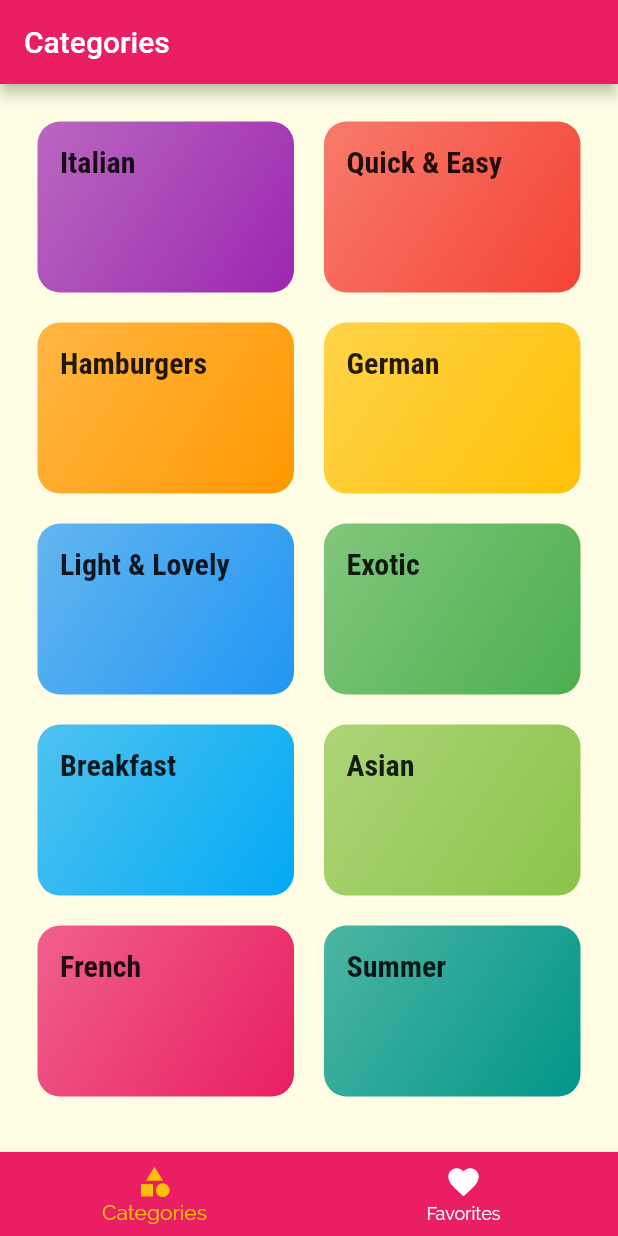
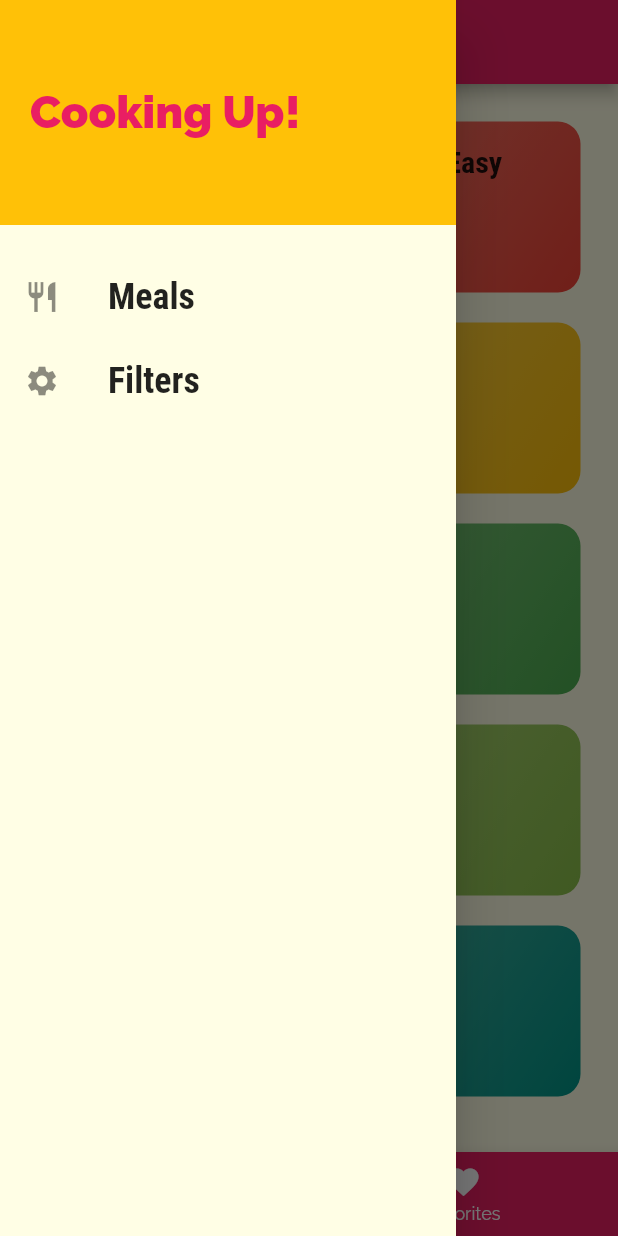
Before and after one commit to fakhruddin07/meals_app, a Flutter app: the screen it shows after launch, with the side drawer open (before the commit the screen has no drawer), on a phone screen of 412 x 824 dp. Run offline on Flutter 3.47's test engine with Material 2 defaults, Android fonts, the phone set to English and light mode, and no system bars.

Commit message:
Adding a Custom Drawer

```diff
--- a/lib/screens/tabs_screen.dart
+++ b/lib/screens/tabs_screen.dart
@@ -1,6 +1,7 @@
 import 'package:flutter/material.dart';
 import 'package:meals_app/screens/categories_screen.dart';
 import 'package:meals_app/screens/favorites_screen.dart';
+import 'package:meals_app/widgets/main_drawer.dart';
 
 class TabsScreen extends StatefulWidget {
   const TabsScreen({super.key});
@@ -35,6 +36,7 @@ class _TabsScreenState extends State<TabsScreen> {
       appBar: AppBar(
         title: Text(_pages[_selectedPageIndex]["title"].toString()),
       ),
+      drawer: const MainDrawer(),
       body: _pages[_selectedPageIndex]["page"] as Widget,
       bottomNavigationBar: BottomNavigationBar(
         onTap: _selectPage,
--- /dev/null
+++ b/lib/widgets/main_drawer.dart
@@ -0,0 +1,51 @@
+import 'package:flutter/material.dart';
+
+class MainDrawer extends StatelessWidget {
+  const MainDrawer({super.key});
+
+  Widget buildListTile(String title, IconData icon) {
+    return ListTile(
+      leading: Icon(
+        icon,
+        size: 24,
+      ),
+      title: Text(
+        title,
+        style: const TextStyle(
+          fontWeight: FontWeight.bold,
+          fontFamily: "RobotoCondensed",
+          fontSize: 24,
+        ),
+      ),
+      onTap: () {},
+    );
+  }
+
+  @override
+  Widget build(BuildContext context) {
+    return Drawer(
+      child: Column(children: [
+        Container(
+          height: 150,
+          width: double.infinity,
+          padding: const EdgeInsets.all(20),
+          alignment: Alignment.centerLeft,
+          color: Theme.of(context).colorScheme.secondary,
+          child: Text(
+            "Cooking Up!",
+            style: TextStyle(
+              fontWeight: FontWeight.w900,
+              fontSize: 30,
+              color: Theme.of(context).colorScheme.primary,
+            ),
+          ),
+        ),
+        const SizedBox(
+          height: 20,
+        ),
+        buildListTile("Meals", Icons.restaurant),
+        buildListTile("Filters", Icons.settings),
+      ]),
+    );
+  }
+}
```
